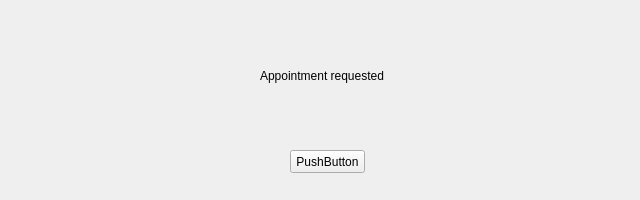
First picture: the form in appointmentstatusreturned.ui, repository ufomysis/projectmedio, before the edit.
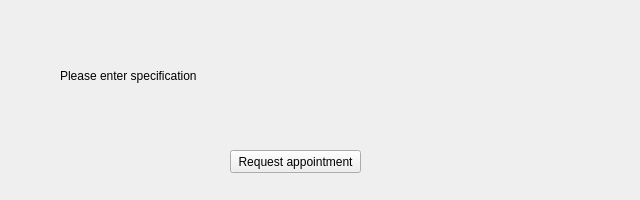
Second picture: the form after the edit.

```diff
--- a/appointmentstatusreturned.ui
+++ b/appointmentstatusreturned.ui
@@ -16,27 +16,27 @@
   <widget class="QPushButton" name="pushButton">
    <property name="geometry">
     <rect>
-     <x>290</x>
+     <x>230</x>
      <y>150</y>
-     <width>75</width>
+     <width>131</width>
      <height>23</height>
     </rect>
    </property>
    <property name="text">
-    <string>PushButton</string>
+    <string>Request appointment</string>
    </property>
   </widget>
   <widget class="QLabel" name="label">
    <property name="geometry">
     <rect>
-     <x>260</x>
+     <x>60</x>
      <y>50</y>
      <width>181</width>
      <height>51</height>
     </rect>
    </property>
    <property name="text">
-    <string>Appointment requested</string>
+    <string>Please enter specification</string>
    </property>
   </widget>
  </widget>
```
